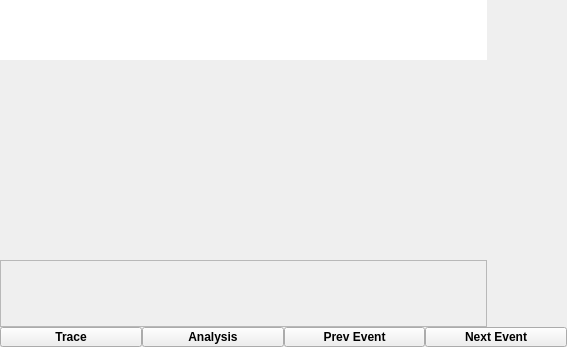
The window that DRViewer/frame.ui (Ratuvog/Diploma) describes before a commit, drawn with Qt 5.
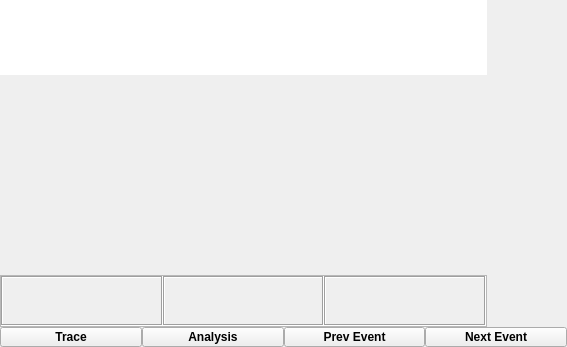
The same window after the commit. Custom widgets are drawn as their Qt base class.

```diff
--- a/DRViewer/frame.ui
+++ b/DRViewer/frame.ui
@@ -96,9 +96,14 @@
              <property name="maximumSize">
               <size>
                <width>16777215</width>
-               <height>60</height>
+               <height>75</height>
               </size>
              </property>
+             <property name="font">
+              <font>
+               <pointsize>8</pointsize>
+              </font>
+             </property>
              <property name="autoFillBackground">
               <bool>true</bool>
              </property>
@@ -108,15 +113,39 @@
              <property name="frameShadow">
               <enum>QFrame::Plain</enum>
              </property>
+             <property name="horizontalScrollBarPolicy">
+              <enum>Qt::ScrollBarAlwaysOff</enum>
+             </property>
+             <property name="editTriggers">
+              <set>QAbstractItemView::NoEditTriggers</set>
+             </property>
+             <property name="selectionMode">
+              <enum>QAbstractItemView::SingleSelection</enum>
+             </property>
+             <property name="selectionBehavior">
+              <enum>QAbstractItemView::SelectRows</enum>
+             </property>
+             <property name="showGrid">
+              <bool>true</bool>
+             </property>
              <attribute name="horizontalHeaderVisible">
-              <bool>false</bool>
+              <bool>true</bool>
              </attribute>
              <attribute name="horizontalHeaderCascadingSectionResizes">
-              <bool>false</bool>
+              <bool>true</bool>
+             </attribute>
+             <attribute name="horizontalHeaderDefaultSectionSize">
+              <number>65</number>
              </attribute>
              <attribute name="horizontalHeaderStretchLastSection">
               <bool>true</bool>
              </attribute>
+             <attribute name="verticalHeaderVisible">
+              <bool>false</bool>
+             </attribute>
+             <attribute name="verticalHeaderDefaultSectionSize">
+              <number>13</number>
+             </attribute>
             </widget>
            </item>
            <item>
@@ -138,6 +167,12 @@
            </item>
            <item>
             <widget class="QFrame" name="frame_3">
+             <property name="minimumSize">
+              <size>
+               <width>0</width>
+               <height>45</height>
+              </size>
+             </property>
              <property name="frameShape">
               <enum>QFrame::StyledPanel</enum>
              </property>
@@ -163,17 +198,37 @@
               <item>
                <layout class="QHBoxLayout" name="horizontalLayout_4">
                 <item>
-                 <widget class="QStackedWidget" name="stackedWidget_3"/>
+                 <widget class="QStackedWidget" name="info1th">
+                  <property name="frameShape">
+                   <enum>QFrame::Box</enum>
+                  </property>
+                  <property name="frameShadow">
+                   <enum>QFrame::Sunken</enum>
+                  </property>
+                 </widget>
                 </item>
                 <item>
-                 <widget class="QStackedWidget" name="stackedWidget">
+                 <widget class="QStackedWidget" name="info2th">
+                  <property name="frameShape">
+                   <enum>QFrame::Box</enum>
+                  </property>
+                  <property name="frameShadow">
+                   <enum>QFrame::Sunken</enum>
+                  </property>
                   <property name="currentIndex">
                    <number>-1</number>
                   </property>
                  </widget>
                 </item>
                 <item>
-                 <widget class="QStackedWidget" name="stackedWidget_2"/>
+                 <widget class="QStackedWidget" name="info3th">
+                  <property name="frameShape">
+                   <enum>QFrame::Box</enum>
+                  </property>
+                  <property name="frameShadow">
+                   <enum>QFrame::Sunken</enum>
+                  </property>
+                 </widget>
                 </item>
                </layout>
               </item>
```
Left out of the diff: 6 changed lines with no effect on the pictures.
